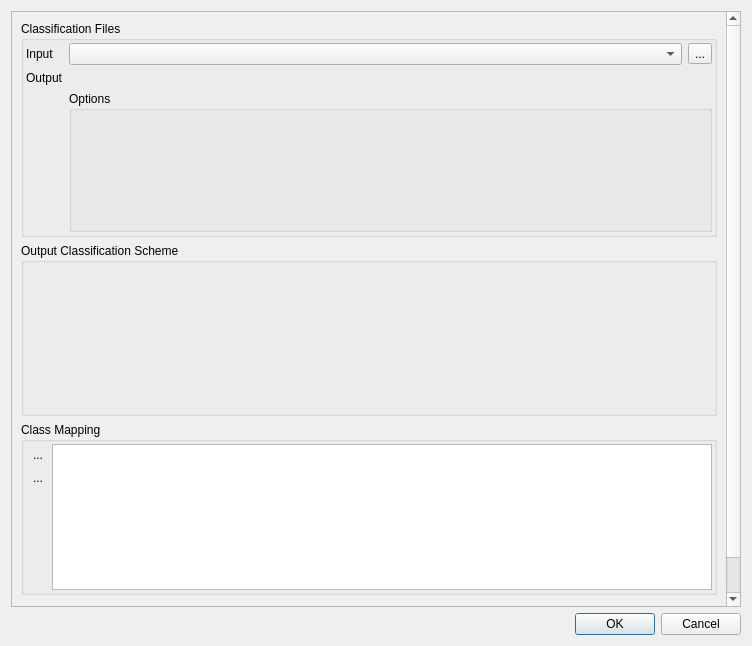
First picture: the form in enmapbox/coreapps/reclassifyapp/reclassifydialog.ui, repository EnMAP-Box/enmap-box, before the edit.
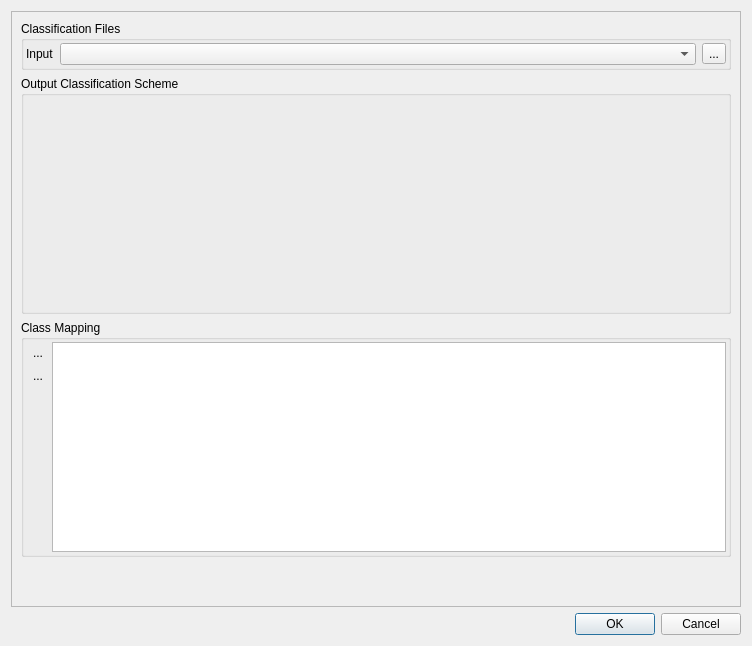
Second picture: the form after the edit. Icons and pictures are not drawn. Custom widgets are drawn as their Qt base class.

Patch:
```diff
--- a/enmapbox/coreapps/reclassifyapp/reclassifydialog.ui
+++ b/enmapbox/coreapps/reclassifyapp/reclassifydialog.ui
@@ -43,7 +43,7 @@
          <property name="title">
           <string>Classification Files</string>
          </property>
-         <layout class="QGridLayout" name="gridLayout" columnstretch="0,2,0">
+         <layout class="QGridLayout" name="gridLayout" columnstretch="0,0,0">
           <property name="leftMargin">
            <number>2</number>
           </property>
@@ -56,65 +56,14 @@
           <property name="bottomMargin">
            <number>2</number>
           </property>
-          <item row="0" column="0">
-           <widget class="QLabel" name="label">
-            <property name="text">
-             <string>Input</string>
-            </property>
-           </widget>
-          </item>
-          <item row="1" column="1" colspan="2">
-           <widget class="QgsFileWidget" name="dstFileWidget">
+          <item row="0" column="1">
+           <widget class="ClassificationMapLayerComboBox" name="mapLayerComboBox">
             <property name="sizePolicy">
              <sizepolicy hsizetype="Preferred" vsizetype="Fixed">
               <horstretch>0</horstretch>
               <verstretch>0</verstretch>
              </sizepolicy>
             </property>
-            <property name="dialogTitle">
-             <string>Specify output classification path</string>
-            </property>
-           </widget>
-          </item>
-          <item row="1" column="0">
-           <widget class="QLabel" name="label_2">
-            <property name="text">
-             <string>Output</string>
-            </property>
-           </widget>
-          </item>
-          <item row="2" column="1" colspan="2">
-           <widget class="QgsCollapsibleGroupBox" name="gbOutputOptions">
-            <property name="sizePolicy">
-             <sizepolicy hsizetype="Preferred" vsizetype="Preferred">
-              <horstretch>0</horstretch>
-              <verstretch>1</verstretch>
-             </sizepolicy>
-            </property>
-            <property name="title">
-             <string>Options</string>
-            </property>
-            <property name="collapsed">
-             <bool>true</bool>
-            </property>
-            <layout class="QVBoxLayout" name="verticalLayout_3">
-             <item>
-              <widget class="QgsRasterFormatSaveOptionsWidget" name="widgetOutputOptions" native="true">
-               <property name="sizePolicy">
-                <sizepolicy hsizetype="Preferred" vsizetype="Preferred">
-                 <horstretch>0</horstretch>
-                 <verstretch>1</verstretch>
-                </sizepolicy>
-               </property>
-               <property name="minimumSize">
-                <size>
-                 <width>10</width>
-                 <height>100</height>
-                </size>
-               </property>
-              </widget>
-             </item>
-            </layout>
            </widget>
           </item>
           <item row="0" column="2">
@@ -128,8 +77,18 @@
             </property>
            </widget>
           </item>
-          <item row="0" column="1">
-           <widget class="ClassificationMapLayerComboBox" name="mapLayerComboBox"/>
+          <item row="0" column="0">
+           <widget class="QLabel" name="label">
+            <property name="sizePolicy">
+             <sizepolicy hsizetype="Fixed" vsizetype="Preferred">
+              <horstretch>0</horstretch>
+              <verstretch>0</verstretch>
+             </sizepolicy>
+            </property>
+            <property name="text">
+             <string>Input</string>
+            </property>
+           </widget>
           </item>
          </layout>
         </widget>
@@ -364,23 +323,12 @@
    <header>qgscollapsiblegroupbox.h</header>
    <container>1</container>
   </customwidget>
-  <customwidget>
-   <class>QgsFileWidget</class>
-   <extends>QWidget</extends>
-   <header>qgsfilewidget.h</header>
-  </customwidget>
   <customwidget>
    <class>ClassificationSchemeWidget</class>
    <extends>QWidget</extends>
    <header>qps.classification.classificationscheme</header>
    <container>1</container>
   </customwidget>
-  <customwidget>
-   <class>QgsRasterFormatSaveOptionsWidget</class>
-   <extends>QWidget</extends>
-   <header>qgis.gui</header>
-   <container>1</container>
-  </customwidget>
   <customwidget>
    <class>ClassificationMapLayerComboBox</class>
    <extends>QComboBox</extends>
```
Left out of the diff: 10 changed lines with no effect on the pictures.
